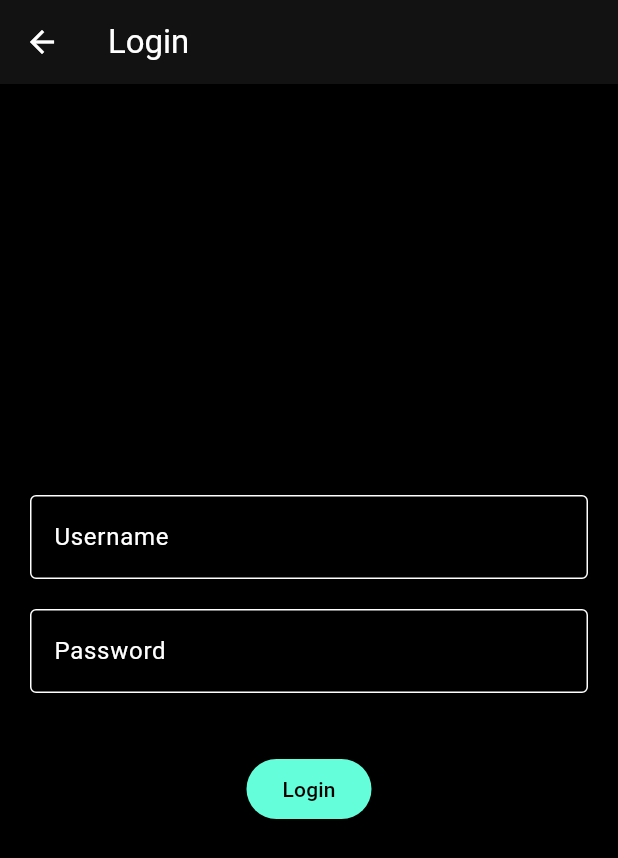
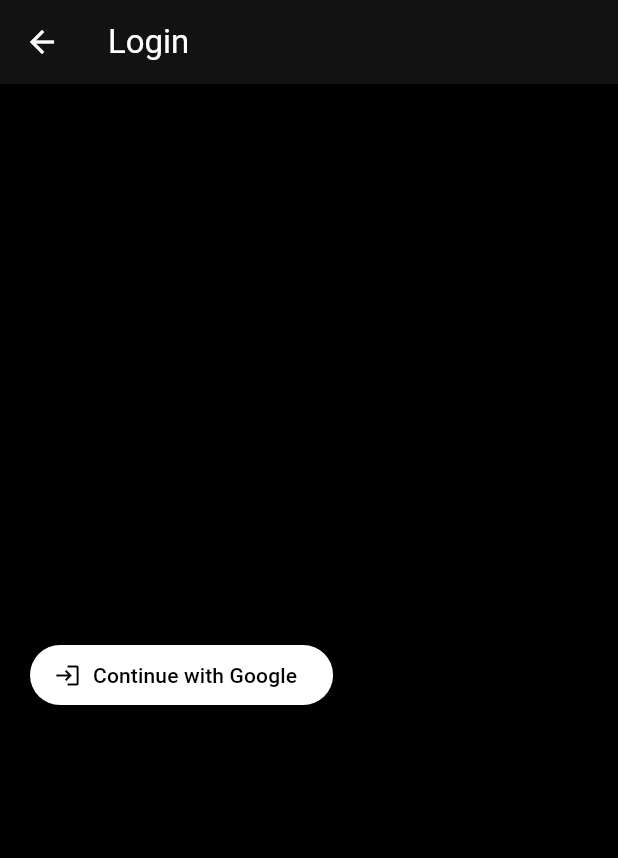
Before and after one commit to kalvatnana-sketch/RunApp, a Flutter app: the screen it shows after launch, after a tap on "Enter the Run", on a phone screen of 412 x 824 dp. Shown: the top 858 px of the screen. Run offline on Flutter 3.47's test engine with Material 3 defaults, Android fonts, the phone set to English and light mode, and no system bars; our stand-ins replace firebase_auth, firebase_core, flutter_map, geolocator, google_sign_in, latlong2; accounts and stored records are empty.

Commit message:
Switch login to Google sign-in

```diff
--- a/lib/main.dart
+++ b/lib/main.dart
@@ -5,8 +5,13 @@ import 'screens/mode_select_screen.dart';
 import 'screens/story_mode_screen.dart';
 import 'screens/open_mode_screen.dart';
 
-void main() {
-  runApp(NoTraceRunApp());
+import 'package:firebase_core/firebase_core.dart';
+import 'package:flutter/material.dart';
+
+void main() async {
+  WidgetsFlutterBinding.ensureInitialized();
+  await Firebase.initializeApp();
+  runApp(const NoTraceRunApp());
 }
 
 class NoTraceRunApp extends StatelessWidget {
--- a/lib/screens/login_screen.dart
+++ b/lib/screens/login_screen.dart
@@ -1,10 +1,13 @@
 import 'package:flutter/material.dart';
+import '../services/auth_service.dart';
 
 class LoginScreen extends StatelessWidget {
   const LoginScreen({super.key});
 
   @override
   Widget build(BuildContext context) {
+    final authService = AuthService();
+
     return Scaffold(
       appBar: AppBar(title: const Text('Login')),
       body: Padding(
@@ -12,29 +15,25 @@ class LoginScreen extends StatelessWidget {
         child: Column(
           mainAxisAlignment: MainAxisAlignment.center,
           children: [
-            const TextField(
-              decoration: InputDecoration(
-                labelText: 'Username',
-                border: OutlineInputBorder(),
-              ),
-            ),
             const SizedBox(height: 20),
-            const TextField(
-              obscureText: true,
-              decoration: InputDecoration(
-                labelText: 'Password',
-                border: OutlineInputBorder(),
-              ),
-            ),
-            const SizedBox(height: 40),
-            ElevatedButton(
-              onPressed: () =>
-                  Navigator.pushReplacementNamed(context, '/modeSelect'),
+            ElevatedButton.icon(
+              icon: const Icon(Icons.login),
+              label: const Text('Continue with Google'),
               style: ElevatedButton.styleFrom(
-                backgroundColor: Colors.tealAccent,
+                backgroundColor: Colors.white,
                 foregroundColor: Colors.black,
               ),
-              child: const Text('Login'),
+              onPressed: () async {
+                try {
+                  await authService.signInWithGoogle();
+                  // On success, go to the same place as normal login
+                  Navigator.pushReplacementNamed(context, '/modeSelect');
+                } catch (e) {
+                  ScaffoldMessenger.of(context).showSnackBar(
+                    SnackBar(content: Text('Google sign-in failed: $e')),
+                  );
+                }
+              },
             ),
           ],
         ),
--- a/pubspec.yaml
+++ b/pubspec.yaml
@@ -14,7 +14,9 @@ dependencies:
   latlong2: ^0.9.1
   geolocator: ^13.0.0
   http: ^1.2.2
-
+  firebase_core: ^3.12.0
+  firebase_auth: ^5.5.1
+  google_sign_in: ^6.2.1
 
 dev_dependencies:
   flutter_test:
```
Also changed, not shown: lib/services/auth_service.dart (added, +25 -0 lines), pubspec.lock, 6 other files.
